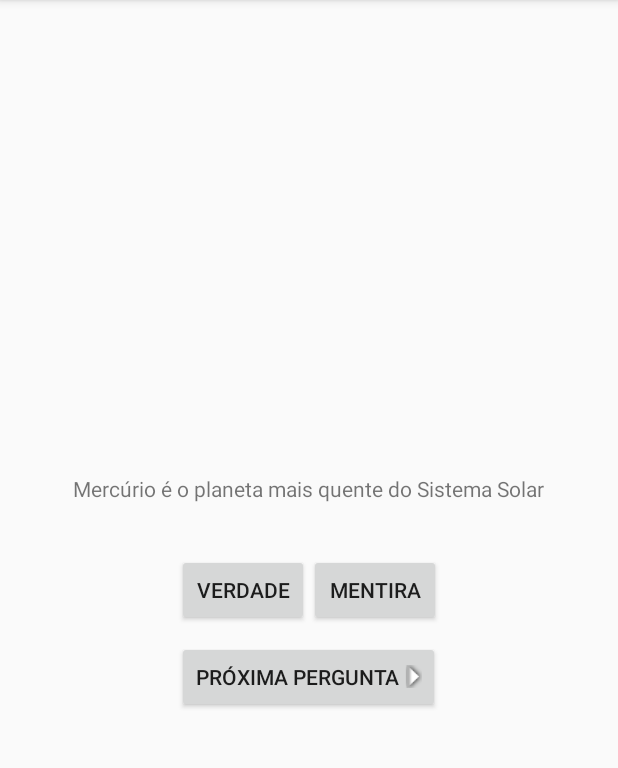
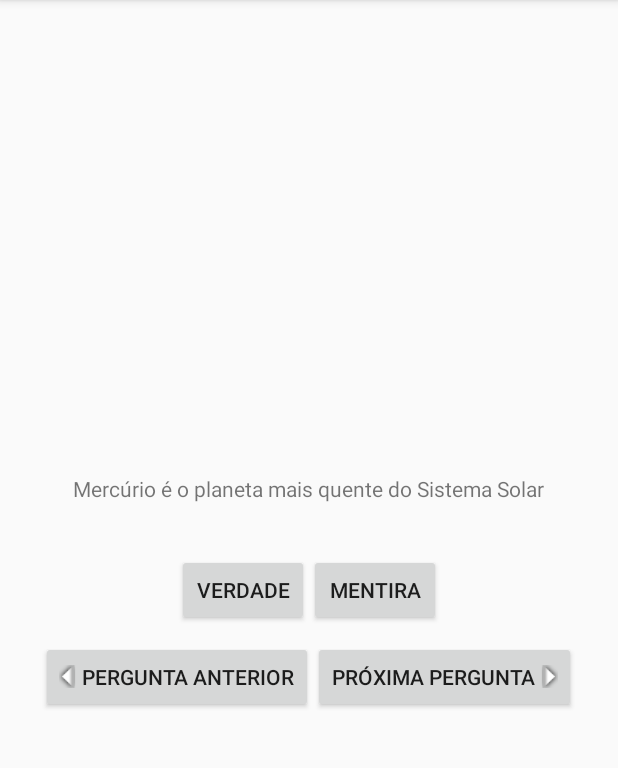
Before and after one commit to Tesla-J/Sinapse-Quiz-Fanmade, an Android app: the screen it shows after launch (MainActivity), on a phone screen of 412 x 824 dp, the part 84-852 px from its top. Run offline under Robolectric (Android 15) with nearby library versions, the phone set to English and light mode, and no system bars.

Commit message:
Adicionado botao PREVIEW, que juntamente com o botão next foram implementados num LinearLayout horizontal, função para retornar às perguntas anteriores implementada, próximas perguntas podem também ser exibidas clicando na pergunta actual, imagem de seta para a esquerda adicionada no botão PREVIEW

```diff
--- a/app/src/main/java/com/marcos/sinapsequiz/MainActivity.java
+++ b/app/src/main/java/com/marcos/sinapsequiz/MainActivity.java
@@ -12,6 +12,7 @@ public class MainActivity extends AppCompatActivity {
     private Button mBotaoMentira;
     private Button mBotaoVerdade;
     private Button mBotaoNext;
+    private Button mBotaoPrevious;
     private TextView mTextViewPergunta;
 
     private FalseTrue[] mListaDePerguntas = new FalseTrue[] {
@@ -44,6 +45,12 @@ public class MainActivity extends AppCompatActivity {
         mTextViewPergunta.setText(pergunta);
     }
 
+    private void retrocederPergunta(){
+        int fimLista = mListaDePerguntas.length -1;
+        mCurrentIndex = mCurrentIndex == 0 ? fimLista : --mCurrentIndex;
+        actualizarPergunta();
+    }
+
     private void checarResposta(boolean respostaUsuario){
         boolean respostaCerta = mListaDePerguntas[mCurrentIndex].isQuestaoVerdadeira();
         int idMensagem;
@@ -63,6 +70,12 @@ public class MainActivity extends AppCompatActivity {
         setContentView(R.layout.activity_main);
 
         mTextViewPergunta = (TextView) findViewById(R.id.pergunta);
+        mTextViewPergunta.setOnClickListener(new View.OnClickListener(){
+            @Override
+            public void onClick(View v){
+                retrocederPergunta();
+            }
+        });
 
         //eventos
         mBotaoMentira = (Button) findViewById(R.id.botao_mentira);
@@ -90,6 +103,14 @@ public class MainActivity extends AppCompatActivity {
             }
         });
 
+        mBotaoPrevious = findViewById(R.id.botao_previous);
+        mBotaoPrevious.setOnClickListener(new View.OnClickListener(){
+            @Override
+            public void onClick(View v){
+                retrocederPergunta();
+            }
+        });
+
         actualizarPergunta();
     }
 }
--- a/app/src/main/res/layout/activity_main.xml
+++ b/app/src/main/res/layout/activity_main.xml
@@ -38,6 +38,23 @@
 
     </LinearLayout>
 
+    <LinearLayout
+        android:orientation="horizontal"
+        android:layout_width="wrap_content"
+        android:layout_height="wrap_content"
+        >
+
+        <Button
+            android:id="@+id/botao_previous"
+            android:layout_width="wrap_content"
+            android:layout_height="wrap_content"
+            android:drawableLeft="@mipmap/arrow_left"
+            android:drawableStart="@mipmap/arrow_left"
+            android:drawablePadding="4dp"
+            android:text="Pergunta anterior"
+            />
+        -
+
         <Button
             android:id="@+id/botao_next"
             android:layout_width="wrap_content"
@@ -49,3 +66,5 @@
             />
 
     </LinearLayout>
+
+</LinearLayout>
```
Lines whose indentation alone changed are shown as unchanged.
